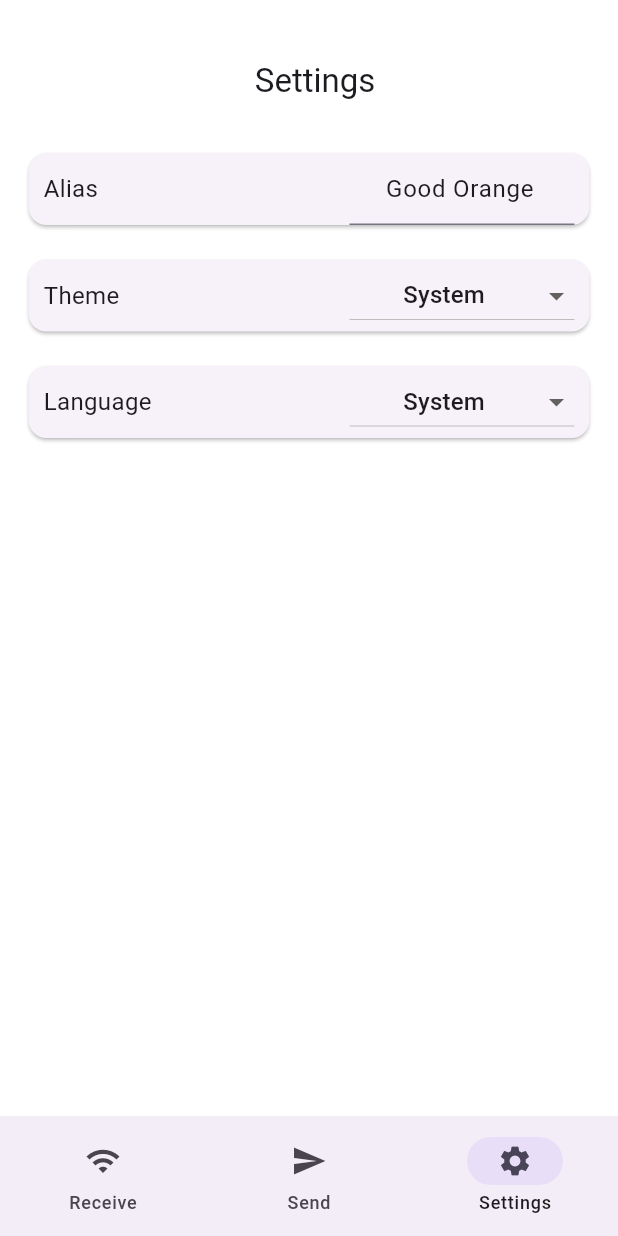
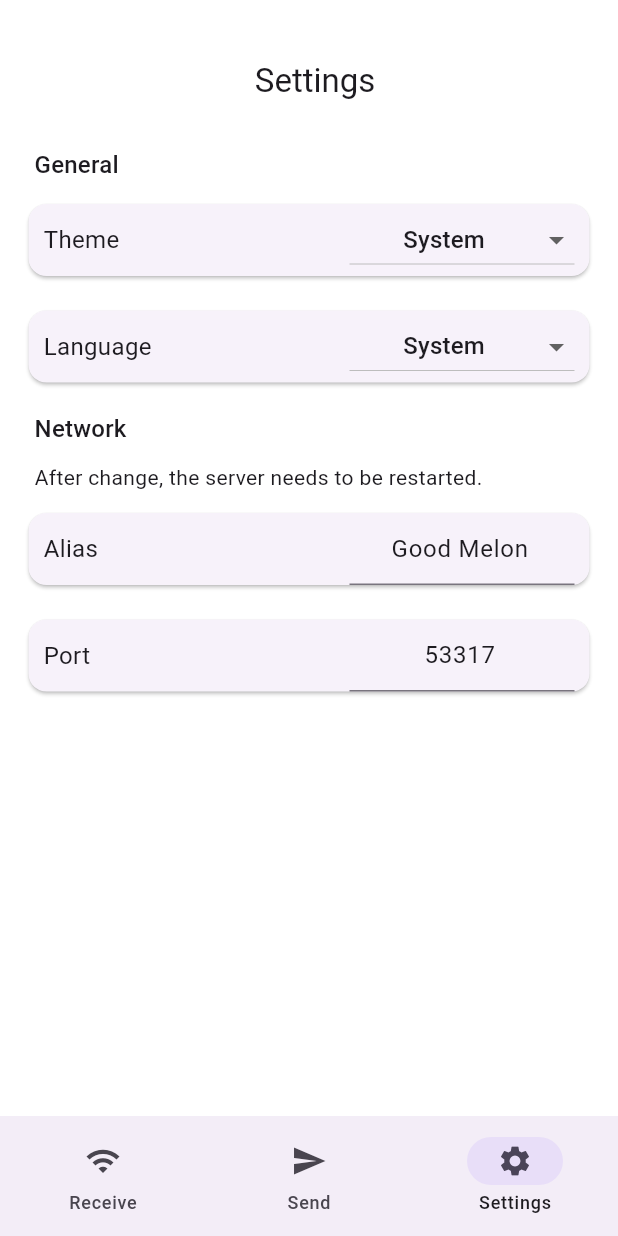
Before and after one commit to never88gone/localsend_never88gone, a Flutter app: the screen it shows after launch, item 3 of the bottom bar chosen, on a phone screen of 412 x 824 dp. Run offline on Flutter 3.47's test engine with Material 2 defaults, Android fonts, the phone set to English and light mode, and no system bars; our stand-ins replace device_info_plus, dio, file_picker, flutter_riverpod, freezed_annotation and 3 more; missing offline and left inert: network_info_plus, shelf_router, slang, window_manager; generated files the repository leaves out were written again; statements that could not run were skipped.

Commit message:
feat: add start/stop server

```diff
--- a/lib/constants.dart
+++ /dev/null
@@ -1,4 +0,0 @@
-
-class Constants {
-  static const defaultPort = 53317;
-}
--- /dev/null
+++ b/lib/model/server_state.dart
@@ -0,0 +1,14 @@
+import 'dart:io';
+
+import 'package:freezed_annotation/freezed_annotation.dart';
+
+part 'server_state.freezed.dart';
+
+@freezed
+class ServerState with _$ServerState {
+  const factory ServerState({
+    required HttpServer httpServer,
+    required String alias,
+    required int port,
+  }) = _ServerState;
+}
--- a/lib/model/settings.dart
+++ b/lib/model/settings.dart
@@ -10,5 +10,6 @@ class Settings with _$Settings {
     required String alias,
     required ThemeMode theme,
     required AppLocale? locale,
+    required int port,
   }) = _Settings;
 }
--- a/lib/pages/tabs/settings_page.dart
+++ b/lib/pages/tabs/settings_page.dart
@@ -1,6 +1,7 @@
 import 'package:flutter/material.dart';
 import 'package:flutter_riverpod/flutter_riverpod.dart';
 import 'package:localsend_app/gen/strings.g.dart';
+import 'package:localsend_app/provider/server_provider.dart';
 import 'package:localsend_app/provider/settings_provider.dart';
 
 class SettingsPage extends ConsumerStatefulWidget {
@@ -11,9 +12,21 @@ class SettingsPage extends ConsumerStatefulWidget {
 }
 
 class _SettingsPageState extends ConsumerState<SettingsPage> {
+  final _aliasController = TextEditingController();
+  final _portController = TextEditingController();
+
+  @override
+  void initState() {
+    super.initState();
+    final settings = ref.read(settingsProvider);
+    _aliasController.text = settings.alias;
+    _portController.text = settings.port.toString();
+  }
+
   @override
   Widget build(BuildContext context) {
     final settings = ref.watch(settingsProvider);
+    final serverState = ref.watch(serverProvider);
     return ListView(
       padding: const EdgeInsets.symmetric(horizontal: 15, vertical: 40),
       children: [
@@ -22,18 +35,13 @@ class _SettingsPageState extends ConsumerState<SettingsPage> {
           child: Text(t.settings.title, style: Theme.of(context).textTheme.headline6, textAlign: TextAlign.center),
         ),
         const SizedBox(height: 30),
+        Padding(
+          padding: const EdgeInsets.only(left: 8),
+          child: Text(t.settings.general.title, style: Theme.of(context).textTheme.subtitle1),
+        ),
+        const SizedBox(height: 10),
         _SettingsEntry(
-          label: t.settings.alias,
-          child: TextFormField(
-            initialValue: settings.alias,
-            textAlign: TextAlign.center,
-            onChanged: (s) async {
-              await ref.read(settingsProvider.notifier).setAlias(s);
-            },
-          ),
-        ),
-        _SettingsEntry(
-          label: t.settings.theme,
+          label: t.settings.general.theme,
           child: DropdownButton<ThemeMode>(
             value: settings.theme,
             isExpanded: true,
@@ -52,7 +60,7 @@ class _SettingsPageState extends ConsumerState<SettingsPage> {
           ),
         ),
         _SettingsEntry(
-          label: t.settings.language,
+          label: t.settings.general.language,
           child: DropdownButton<AppLocale?>(
             value: settings.locale,
             isExpanded: true,
@@ -60,7 +68,7 @@ class _SettingsPageState extends ConsumerState<SettingsPage> {
               DropdownMenuItem(
                 value: null,
                 alignment: Alignment.center,
-                child: Text(t.settings.languageOptions.system),
+                child: Text(t.settings.general.languageOptions.system),
               ),
               ...AppLocale.values.map((locale) {
                 return DropdownMenuItem(
@@ -76,6 +84,64 @@ class _SettingsPageState extends ConsumerState<SettingsPage> {
                 LocaleSettings.useDeviceLocale();
               } else {
                 LocaleSettings.setLocale(locale);
+              }
+            },
+          ),
+        ),
+        Padding(
+          padding: const EdgeInsets.only(left: 8),
+          child: Text(t.settings.network.title, style: Theme.of(context).textTheme.subtitle1),
+        ),
+        const SizedBox(height: 10),
+        if (serverState != null && (serverState.alias != settings.alias || serverState.port != settings.port))
+          Padding(
+            padding: const EdgeInsets.only(left: 5),
+            child: Align(
+              alignment: Alignment.centerLeft,
+              child: ElevatedButton(
+                onPressed: () async {
+                  final newServerState = await ref.read(serverProvider.notifier).restartServer(
+                    alias: settings.alias,
+                    port: settings.port,
+                  );
+
+                  if (newServerState != null) {
+                    // the new state is always valid, so we can "repair" user's setting
+                    _aliasController.text = newServerState.alias;
+                    _portController.text = newServerState.port.toString();
+                    await ref.read(settingsProvider.notifier).setAlias(newServerState.alias);
+                    await ref.read(settingsProvider.notifier).setPort(newServerState.port);
+                  }
+                },
+                child: Text(t.settings.network.restart),
+              ),
+            ),
+          )
+        else
+          Padding(
+            padding: const EdgeInsets.only(left: 8, right: 10),
+            child: Text(t.settings.network.info),
+          ),
+        const SizedBox(height: 10),
+        _SettingsEntry(
+          label: t.settings.network.alias,
+          child: TextFormField(
+            controller: _aliasController,
+            textAlign: TextAlign.center,
+            onChanged: (s) async {
+              await ref.read(settingsProvider.notifier).setAlias(s);
+            },
+          ),
+        ),
+        _SettingsEntry(
+          label: t.settings.network.port,
+          child: TextFormField(
+            controller: _portController,
+            textAlign: TextAlign.center,
+            onChanged: (s) async {
+              final port = int.tryParse(s);
+              if (port != null) {
+                await ref.read(settingsProvider.notifier).setPort(port);
               }
             },
           ),
@@ -119,11 +185,11 @@ extension on ThemeMode {
   String get humanName {
     switch (this) {
       case ThemeMode.system:
-        return t.settings.themeOptions.system;
+        return t.settings.general.themeOptions.system;
       case ThemeMode.light:
-        return t.settings.themeOptions.light;
+        return t.settings.general.themeOptions.light;
       case ThemeMode.dark:
-        return t.settings.themeOptions.dark;
+        return t.settings.general.themeOptions.dark;
     }
   }
 }
--- a/lib/provider/nearby_devices_provider.dart
+++ b/lib/provider/nearby_devices_provider.dart
@@ -1,9 +1,11 @@
 import 'package:flutter_riverpod/flutter_riverpod.dart';
 import 'package:localsend_app/model/device.dart';
 import 'package:localsend_app/provider/network_info_provider.dart';
+import 'package:localsend_app/provider/settings_provider.dart';
 import 'package:localsend_app/service/polling_service.dart';
 
 final nearbyDevicesProvider = StreamProvider.autoDispose<List<Device>>((ref) {
+  final port = ref.watch(settingsProvider.select((settings) => settings.port));
   final networkInfo = ref.watch(networkInfoProvider)!;
   final localIp = networkInfo.localIp;
 
@@ -11,5 +13,5 @@ final nearbyDevicesProvider = StreamProvider.autoDispose<List<Device>>((ref) {
     return Stream.value([]);
   }
 
-  return PollingService(localIp.split('.').take(3).join('.')).startPolling();
+  return PollingService(localIp.split('.').take(3).join('.'), port).startPolling();
 });
--- /dev/null
+++ b/lib/provider/server_provider.dart
@@ -0,0 +1,76 @@
+import 'dart:convert';
+
+import 'package:flutter_riverpod/flutter_riverpod.dart';
+import 'package:localsend_app/model/dto/info_dto.dart';
+import 'package:localsend_app/model/server_state.dart';
+import 'package:localsend_app/service/persistence_service.dart';
+import 'package:localsend_app/util/alias_generator.dart';
+import 'package:localsend_app/util/device_info_helper.dart';
+import 'package:shelf/shelf.dart';
+import 'package:shelf/shelf_io.dart';
+import 'package:shelf_router/shelf_router.dart';
+
+final serverProvider = StateNotifierProvider<ServerNotifier, ServerState?>((ref) => ServerNotifier());
+
+class ServerNotifier extends StateNotifier<ServerState?> {
+  ServerNotifier() : super(null);
+
+  Future<ServerState?> startServer({required String alias, required int port}) async {
+    if (state != null) {
+      print('Server already running.');
+      return null;
+    }
+
+    alias = alias.trim();
+    if (alias.isEmpty) {
+      alias = generateRandomAlias();
+    }
+
+    if (port < 0 || port > 65535) {
+      port = defaultPort;
+    }
+
+    final app = Router();
+
+    final deviceInfo = await getDeviceInfo();
+    app.get('/localsend/v1/info', (Request request) {
+      final dto = InfoDto(
+        alias: alias,
+        deviceModel: deviceInfo.deviceModel,
+        deviceType: deviceInfo.deviceType,
+      );
+      return Response.ok(jsonEncode(dto.toJson()), headers: {'Content-Type': 'application/json'});
+    });
+
+    app.get('/user/<user>', (Request request, String user) {
+      return Response.ok('hello $user');
+    });
+
+    print('Starting server...');
+    ServerState? newServerState;
+    try {
+      newServerState = ServerState(
+        httpServer: await serve(app, '0.0.0.0', port),
+        alias: alias,
+        port: port,
+      );
+      print('Server started. (Port: ${newServerState.port})');
+    } catch (e) {
+      print(e);
+    }
+
+    state = newServerState;
+    return newServerState;
+  }
+
+  Future<void> stopServer() async {
+    await state?.httpServer.close(force: true);
+    state = null;
+    print('Server stopped.');
+  }
+
+  Future<ServerState?> restartServer({required String alias, required int port}) async {
+    await stopServer();
+    return await startServer(alias: alias, port: port);
+  }
+}
--- a/lib/provider/settings_provider.dart
+++ b/lib/provider/settings_provider.dart
@@ -18,6 +18,7 @@ class SettingsNotifier extends StateNotifier<Settings> {
       alias: service.getAlias(),
       theme: service.getTheme(),
       locale: service.getLocale(),
+      port: service.getPort(),
     );
   }
 
@@ -41,4 +42,11 @@ class SettingsNotifier extends StateNotifier<Settings> {
       locale: locale,
     );
   }
+
+  Future<void> setPort(int port) async {
+    await _service.setPort(port);
+    state = state.copyWith(
+      port: port,
+    );
+  }
 }
--- a/lib/service/persistence_service.dart
+++ b/lib/service/persistence_service.dart
@@ -4,9 +4,12 @@ import 'package:localsend_app/gen/strings.g.dart';
 import 'package:localsend_app/util/alias_generator.dart';
 import 'package:shared_preferences/shared_preferences.dart';
 
-const _aliasKey = 'alias';
-const _themeKey = 'theme';
-const _localeKey = 'locale';
+const _aliasKey = 'ls_alias';
+const _themeKey = 'ls_theme';
+const _localeKey = 'ls_locale';
+const _portKey = 'ls_port';
+
+const defaultPort = 53317;
 
 /// This service abstracts the persistence layer.
 class PersistenceService {
@@ -63,4 +66,12 @@ class PersistenceService {
       await _prefs.setString(_localeKey, locale.languageTag);
     }
   }
+
+  int getPort() {
+    return _prefs.getInt(_portKey) ?? defaultPort;
+  }
+
+  Future<void> setPort(int port) async {
+    await _prefs.setInt(_portKey, port);
+  }
 }
--- a/lib/service/polling_service.dart
+++ b/lib/service/polling_service.dart
@@ -1,5 +1,4 @@
 import 'package:dio/dio.dart';
-import 'package:localsend_app/constants.dart';
 import 'package:localsend_app/model/device.dart';
 import 'package:localsend_app/model/dto/info_dto.dart';
 import 'package:localsend_app/util/sleep.dart';
@@ -16,10 +15,11 @@ const _concurrentRequests = 50;
 
 class PollingService {
   final List<String> _possibleIps;
+  final int port;
   int _requestCount = 0;
   bool _running = false;
 
-  PollingService(String ipPrefix) : _possibleIps = List.generate(256, (i) => '$ipPrefix.$i');
+  PollingService(String ipPrefix, this.port) : _possibleIps = List.generate(256, (i) => '$ipPrefix.$i');
 
   Stream<List<Device>> startPolling() async* {
     if (_running) {
@@ -62,7 +62,7 @@ class PollingService {
 
     final String currentIp = _possibleIps[index];
     // print('Requesting $currentIp');
-    final url = 'http://$currentIp:${Constants.defaultPort}/localsend/v1/info';
+    final url = 'http://$currentIp:$port/localsend/v1/info';
     Device? device;
     try {
       final response = await _dio.get(url);
```
Also changed, not shown: assets/i18n/strings.i18n.json (+17 -5 lines), assets/i18n/strings_de.i18n.json (+17 -5 lines), lib/pages/tabs/receive_page.dart (+68 -18 lines), lib/provider/receiver_provider.dart (deleted, +0 -55 lines), lib/util/alias_generator.dart (+16 -3 lines), lib/widget/rotating_widget.dart (+23 -4 lines).
